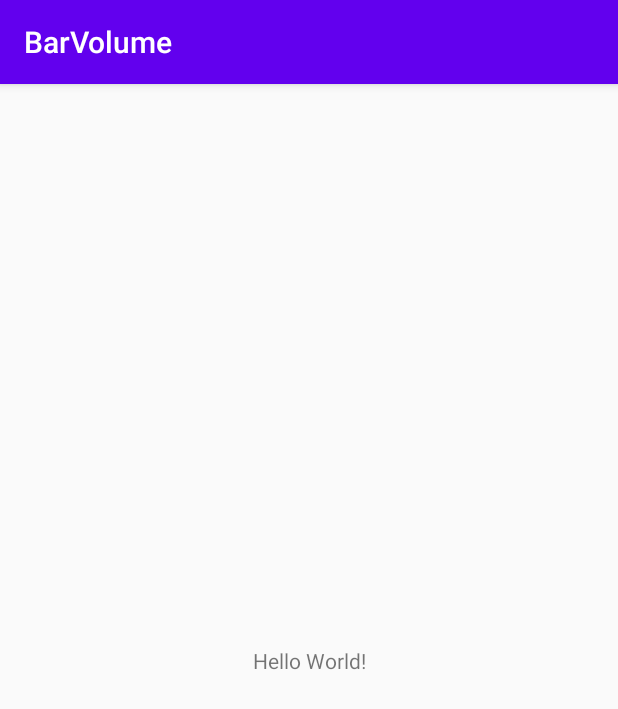
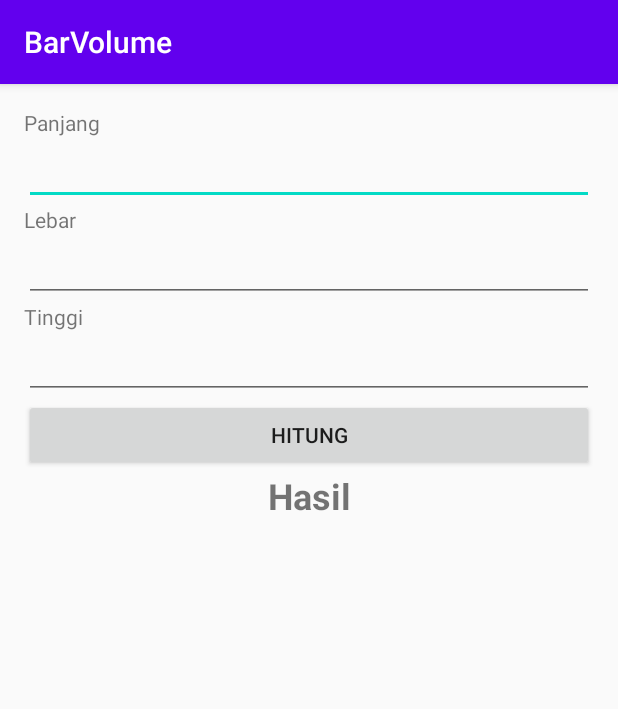
Before and after one commit to zerkijulian92/App-BarVolume-Kotlin, an Android app: the screen it shows after launch (MainActivity), on a phone screen of 412 x 824 dp. Shown: the top 709 px of the screen. Run offline under Robolectric (Android 15) with nearby library versions, the phone set to English and light mode, and no system bars.

Commit message:
Membuat Aplikasi BarVolume (Kotlin)

```diff
--- a/app/src/main/java/com/androidpemula/barvolume/MainActivity.kt
+++ b/app/src/main/java/com/androidpemula/barvolume/MainActivity.kt
@@ -2,11 +2,119 @@ package com.androidpemula.barvolume
 
 import androidx.appcompat.app.AppCompatActivity
 import android.os.Bundle
+import android.view.View
+import android.widget.Button
+import android.widget.EditText
+import android.widget.TextView
+import java.lang.NumberFormatException
 
-class MainActivity : AppCompatActivity() {
+class MainActivity : AppCompatActivity(), View.OnClickListener {
+
+   // Dekalarasi menyimpan nilai ketika perubahan orientasi terjadi
+    // SaveInstanceState
+    companion object {
+        private  const val STATE_RESULT = "state_result"
+    }
+
+    // Deklarasi Komponen View yang akan dimanipulasi
+    private lateinit var edtWidth: EditText
+    private lateinit var edtHeight: EditText
+    private lateinit var  edtLength: EditText
+    private lateinit var btnCalculate: Button
+    private lateinit var tvResult: TextView
 
     override fun onCreate(savedInstanceState: Bundle?) {
         super.onCreate(savedInstanceState)
         setContentView(R.layout.activity_main)
+
+       // Casting View
+
+        edtWidth        = findViewById(R.id.edt_width)
+        edtHeight       = findViewById(R.id.edt_height)
+        edtLength       = findViewById(R.id.edt_length)
+        btnCalculate    = findViewById(R.id.btn_calculate)
+        tvResult        = findViewById(R.id.tv_result)
+
+        // Fungsi btnCalculate
+        btnCalculate.setOnClickListener(this)
+
+        // Menyimpan nilai ketika perubahan orientasi terjadi
+        if (savedInstanceState != null) {
+            val result = savedInstanceState.getString(STATE_RESULT) as String
+            tvResult.text = result
+        }
+    }
+
+    override fun onClick(v: View) {
+        if (v.id == R.id.btn_calculate) {
+            val inputLength = edtLength.text.toString().trim()
+            val inputWidth  = edtWidth.text.toString().trim()
+            val inputHeight = edtHeight.text.toString().trim()
+
+            var isEmptyFields   = false
+            var isInvalidDouble = false
+
+            // Cek Inpuntan yang Kosong
+            if (inputLength.isEmpty()) {
+                isEmptyFields   = true
+                edtLength.error = "Field ini tidak boleh kosong"
+            }
+
+            if (inputWidth.isEmpty()) {
+                isEmptyFields   = true
+                edtWidth.error  = "Field ini tidak boleh kosong"
+            }
+
+            if (inputHeight.isEmpty()) {
+                isEmptyFields   = true
+                edtHeight.error = "Field ini tidak boleh kosong"
+            }
+
+           // Validasi input yang bukan angka (toDouble)
+
+            val length  = toDouble(inputLength)
+            val width   = toDouble(inputWidth)
+            val height  = toDouble(inputHeight)
+
+            if (length == null) {
+                isInvalidDouble = true
+                edtLength.error = "Field ini harus berupa nomer yang valid"
+            }
+
+            if (width == null) {
+                isInvalidDouble = true
+                edtWidth.error  = "Field ini harus berupa nomer yang valid"
+            }
+
+            /*Sintaks !isEmptyFields memiliki arti "jika semua inputan tidak kosong",
+            dan !isInvalidDouble memiliki arti "jika semua inputan berisi angka".
+            Jika kedua kondisi tersebut terpenuhi, maka langkah selanjutnya yaitu melakukan proses perhitungan */
+            if (!isEmptyFields && !isInvalidDouble) {
+                val volume = length as Double * width as Double * height as Double
+                tvResult.text = volume.toString()
+            }
+        }
+    }
+
+    // toDouble() adalah sebuah fungsi yang kita buat sendiri di luar onCreate
+    // untuk merubah data inputan yang sebelumnya berupa String menjadi Double
+    private fun toDouble(str: String): Double? {
+        return try {
+            str.toDouble()
+        }catch (e: NumberFormatException) {
+            null
+        }
+
+    }
+
+    // SaveInstaceState
+
+    /*Perhatikan metode onSaveInstanceState.
+    Di dalam metode tersebut, hasil perhitungan yang ditampilkan pada tvResult dimasukkan pada bundle kemudian disimpan isinya.
+    Untuk menyimpan data disini menggunakan konsep Key-Value, dengan STATE_RESULT sebagai key dan isi dari tvResult sebagai value.
+    Fungsi onSaveInstanceState akan dipanggil secara otomatis sebelum sebuah Activity hancur. */
+    override fun onSaveInstanceState(outState: Bundle) {
+        super.onSaveInstanceState(outState)
+        outState.putString(STATE_RESULT, tvResult.text.toString())
     }
 }
--- a/app/src/main/res/layout/activity_main.xml
+++ b/app/src/main/res/layout/activity_main.xml
@@ -1,18 +1,62 @@
 <?xml version="1.0" encoding="utf-8"?>
-<androidx.constraintlayout.widget.ConstraintLayout xmlns:android="http://schemas.android.com/apk/res/android"
-    xmlns:app="http://schemas.android.com/apk/res-auto"
+<LinearLayout xmlns:android="http://schemas.android.com/apk/res/android"
     xmlns:tools="http://schemas.android.com/tools"
     android:layout_width="match_parent"
     android:layout_height="match_parent"
+    android:padding="16dp"
+    android:orientation="vertical"
     tools:context=".MainActivity">
 
+
     <TextView
-        android:layout_width="wrap_content"
+        android:layout_width="match_parent"
         android:layout_height="wrap_content"
-        android:text="Hello World!"
-        app:layout_constraintBottom_toBottomOf="parent"
-        app:layout_constraintLeft_toLeftOf="parent"
-        app:layout_constraintRight_toRightOf="parent"
-        app:layout_constraintTop_toTopOf="parent" />
+        android:text="@string/length" />
 
-</androidx.constraintlayout.widget.ConstraintLayout>
+    <EditText
+        android:id="@+id/edt_length"
+        android:layout_width="match_parent"
+        android:layout_height="wrap_content"
+        android:inputType="numberDecimal"
+        android:lines="1" />
+
+    <TextView
+        android:layout_width="match_parent"
+        android:layout_height="wrap_content"
+        android:text="@string/width"/>
+
+    <EditText
+        android:id="@+id/edt_width"
+        android:layout_width="match_parent"
+        android:layout_height="wrap_content"
+        android:inputType="numberDecimal"
+        android:lines="1"/>
+
+    <TextView
+        android:layout_width="match_parent"
+        android:layout_height="wrap_content"
+        android:text="@string/height"/>
+
+    <EditText
+        android:id="@+id/edt_height"
+        android:layout_width="match_parent"
+        android:layout_height="wrap_content"
+        android:inputType="numberDecimal"
+        android:lines="1"/>
+
+    <Button
+        android:id="@+id/btn_calculate"
+        android:layout_width="match_parent"
+        android:layout_height="wrap_content"
+        android:text="@string/calculate"/>
+
+    <TextView
+        android:id="@+id/tv_result"
+        android:layout_width="match_parent"
+        android:layout_height="wrap_content"
+        android:gravity="center"
+        android:text="@string/result"
+        android:textSize="24sp"
+        android:textStyle="bold" />
+
+</LinearLayout>
--- a/app/src/main/res/values/strings.xml
+++ b/app/src/main/res/values/strings.xml
@@ -1,3 +1,8 @@
 <resources>
     <string name="app_name">BarVolume</string>
+    <string name="length">Panjang</string>
+    <string name="width">Lebar</string>
+    <string name="height">Tinggi</string>
+    <string name="calculate">Hitung</string>
+    <string name="result">Hasil</string>
 </resources>
```
